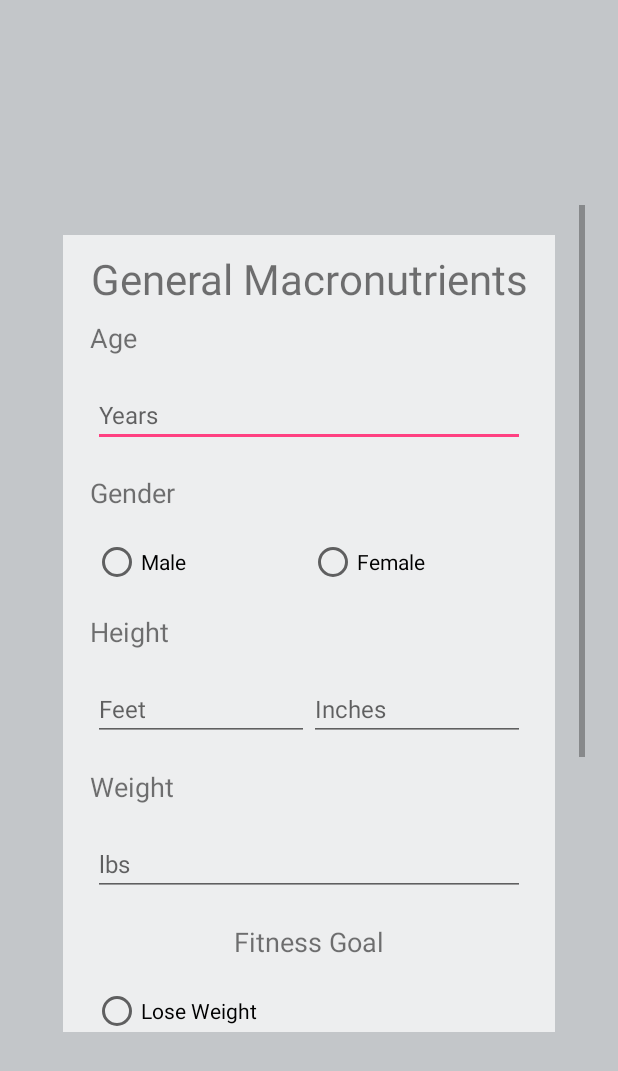
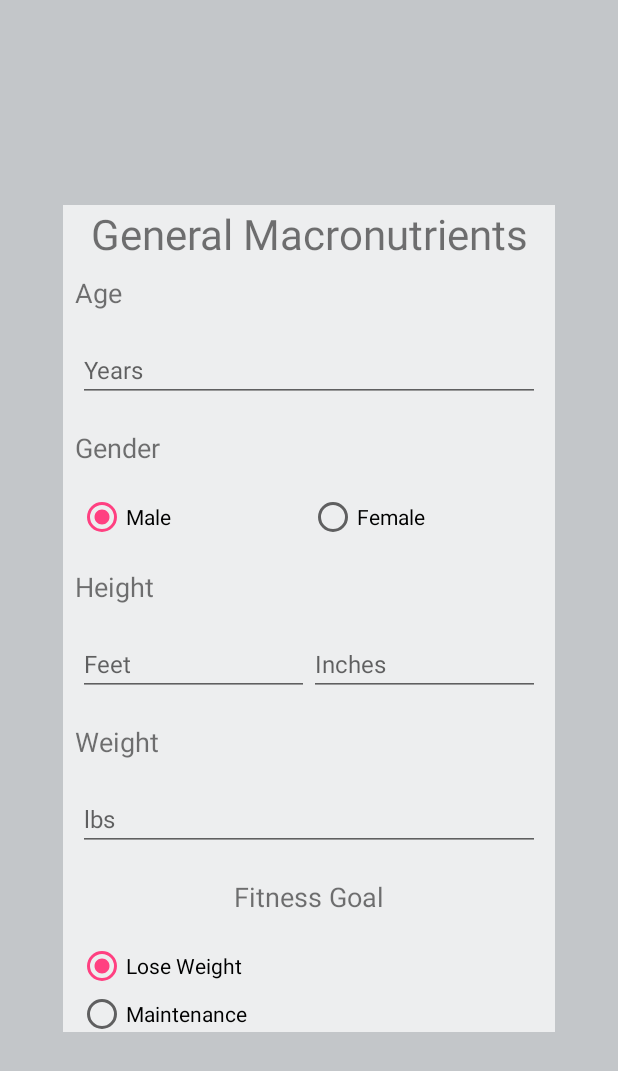
Before and after one commit to thejosecolmenero/SimpleMacros, an Android app: the Macros screen opened directly, with no data from a screen before it, on a phone screen of 412 x 824 dp. Shown: the top 1071 px of the screen. Run offline under Robolectric (Android 15) with nearby library versions, the phone set to English and light mode, and no system bars.

Commit message:
Macro activity:
Check valid inputs - Done
Check empty fields - Done
Autofocus on edittext - Done
Enhanced UX/UI - X
Fully functioning - X
1 Male options - Done
2 Female options - X

```diff
--- a/app/src/main/res/layout/activity_bmr.xml
+++ b/app/src/main/res/layout/activity_bmr.xml
@@ -13,6 +13,8 @@
         android:layout_margin="20dp"
         android:background="#edeeef"
         android:orientation="vertical"
+        android:focusable="true"
+        android:focusableInTouchMode="true"
         app:layout_constraintBottom_toBottomOf="parent"
         app:layout_constraintEnd_toEndOf="parent"
         app:layout_constraintStart_toStartOf="parent"
@@ -31,7 +33,6 @@
             android:layout_width="match_parent"
             android:layout_height="wrap_content"
             android:layout_margin="8dp"
-            android:inputType="number"
             android:text="Age"
             android:textSize="18sp" />
 
--- a/app/src/main/res/layout/activity_macros.xml
+++ b/app/src/main/res/layout/activity_macros.xml
@@ -10,6 +10,7 @@
     <ScrollView
         android:layout_width="368dp"
         android:layout_height="551dp"
+        android:layout_margin="8dp"
         android:layout_marginBottom="8dp"
         android:layout_marginEnd="8dp"
         android:layout_marginStart="8dp"
@@ -25,7 +26,9 @@
             android:layout_margin="20dp"
             android:background="#edeeef"
             android:orientation="vertical"
-            android:padding="10dp"
+            android:paddingBottom="15dp"
+            android:focusable="true"
+            android:focusableInTouchMode="true"
             app:layout_constraintBottom_toBottomOf="parent"
             app:layout_constraintEnd_toEndOf="parent"
             app:layout_constraintStart_toStartOf="parent"
@@ -48,7 +51,7 @@
                 android:textSize="18sp" />
 
             <EditText
-                android:id="@+id/editText"
+                android:id="@+id/et_years"
                 android:layout_width="match_parent"
                 android:layout_height="wrap_content"
                 android:layout_margin="10dp"
@@ -72,14 +75,15 @@
                 android:orientation="horizontal">
 
                 <RadioButton
-                    android:id="@+id/radioButton6"
+                    android:id="@+id/rb_male"
                     android:layout_width="match_parent"
                     android:layout_height="wrap_content"
                     android:layout_weight="1"
+                    android:checked="true"
                     android:text="Male" />
 
                 <RadioButton
-                    android:id="@+id/radioButton5"
+                    android:id="@+id/rb_female"
                     android:layout_width="match_parent"
                     android:layout_height="wrap_content"
                     android:layout_weight="1"
@@ -103,6 +107,7 @@
                 android:orientation="horizontal">
 
                 <EditText
+                    android:id="@+id/et_feet"
                     android:layout_width="wrap_content"
                     android:layout_height="wrap_content"
                     android:layout_weight="1"
@@ -112,7 +117,7 @@
                     android:textSize="16sp" />
 
                 <EditText
-                    android:id="@+id/editText3"
+                    android:id="@+id/et_inches"
                     android:layout_width="wrap_content"
                     android:layout_height="wrap_content"
                     android:layout_weight="1"
@@ -132,7 +137,7 @@
                 android:textSize="18sp" />
 
             <EditText
-                android:id="@+id/editText4"
+                android:id="@+id/et_pounds"
                 android:layout_width="match_parent"
                 android:layout_height="wrap_content"
                 android:layout_margin="10dp"
@@ -156,21 +161,22 @@
                 android:layout_margin="10dp">
 
                 <RadioButton
-                    android:id="@+id/radioButton"
+                    android:id="@+id/rb_lose"
                     android:layout_width="wrap_content"
                     android:layout_height="wrap_content"
                     android:layout_weight="1"
+                    android:checked="true"
                     android:text="Lose Weight" />
 
                 <RadioButton
-                    android:id="@+id/radioButton2"
+                    android:id="@+id/rb_maintain"
                     android:layout_width="wrap_content"
                     android:layout_height="wrap_content"
                     android:layout_weight="1"
                     android:text="Maintenance" />
 
                 <RadioButton
-                    android:id="@+id/radioButton3"
+                    android:id="@+id/rb_build"
                     android:layout_width="wrap_content"
                     android:layout_height="wrap_content"
                     android:layout_weight="1"
@@ -193,28 +199,29 @@
                 android:layout_margin="10dp">
 
                 <RadioButton
-                    android:id="@+id/radioButton9"
+                    android:id="@+id/rb_sedentary"
                     android:layout_width="wrap_content"
                     android:layout_height="wrap_content"
                     android:layout_weight="1"
+                    android:checked="true"
                     android:text="Sedentary" />
 
                 <RadioButton
-                    android:id="@+id/radioButton4"
+                    android:id="@+id/rb_light"
                     android:layout_width="wrap_content"
                     android:layout_height="wrap_content"
                     android:layout_weight="1"
                     android:text="Lightly active " />
 
                 <RadioButton
-                    android:id="@+id/radioButton7"
+                    android:id="@+id/rb_moderate"
                     android:layout_width="wrap_content"
                     android:layout_height="wrap_content"
                     android:layout_weight="1"
                     android:text="Moderately active" />
 
                 <RadioButton
-                    android:id="@+id/radioButton8"
+                    android:id="@+id/rb_active"
                     android:layout_width="wrap_content"
                     android:layout_height="wrap_content"
                     android:layout_weight="1"
@@ -222,6 +229,13 @@
 
             </RadioGroup>
 
+            <Button
+                android:id="@+id/btn_calculate"
+                android:layout_width="match_parent"
+                android:layout_height="wrap_content"
+                android:layout_margin="10dp"
+                android:text="Calculate" />
+
         </LinearLayout>
 
     </ScrollView>
```
Also changed, not shown: app/src/main/java/com/jose/simplemacros/BMR.java (+5 -7 lines), app/src/main/java/com/jose/simplemacros/Macros.java (+283 -0 lines), app/src/main/res/layout/activity_keto.xml (+13 -1 lines).
